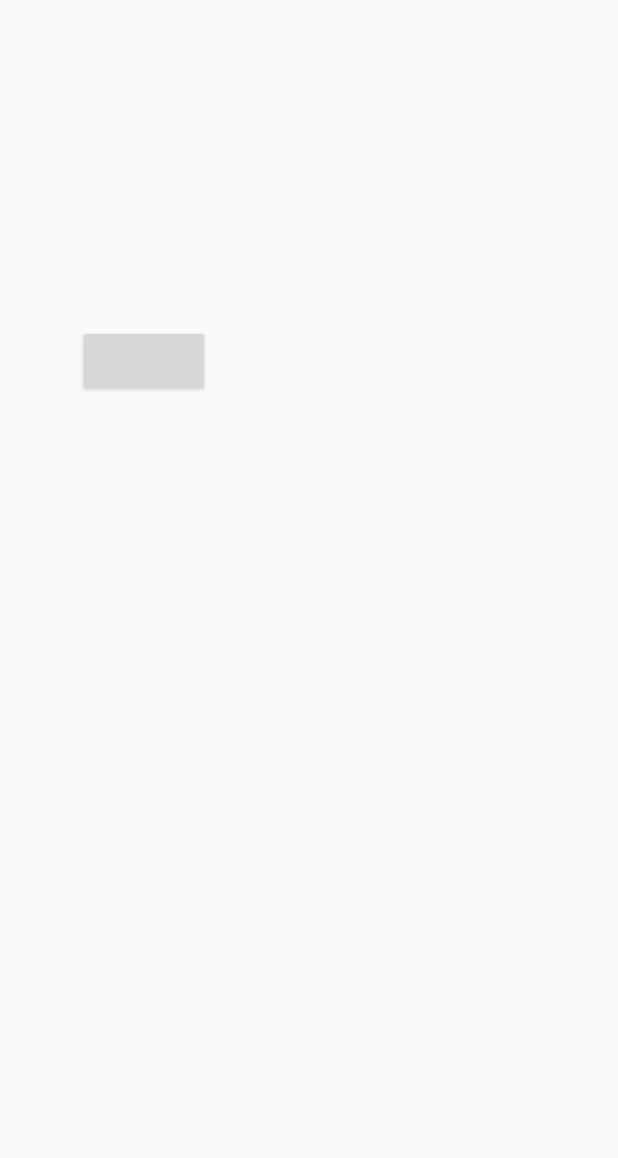
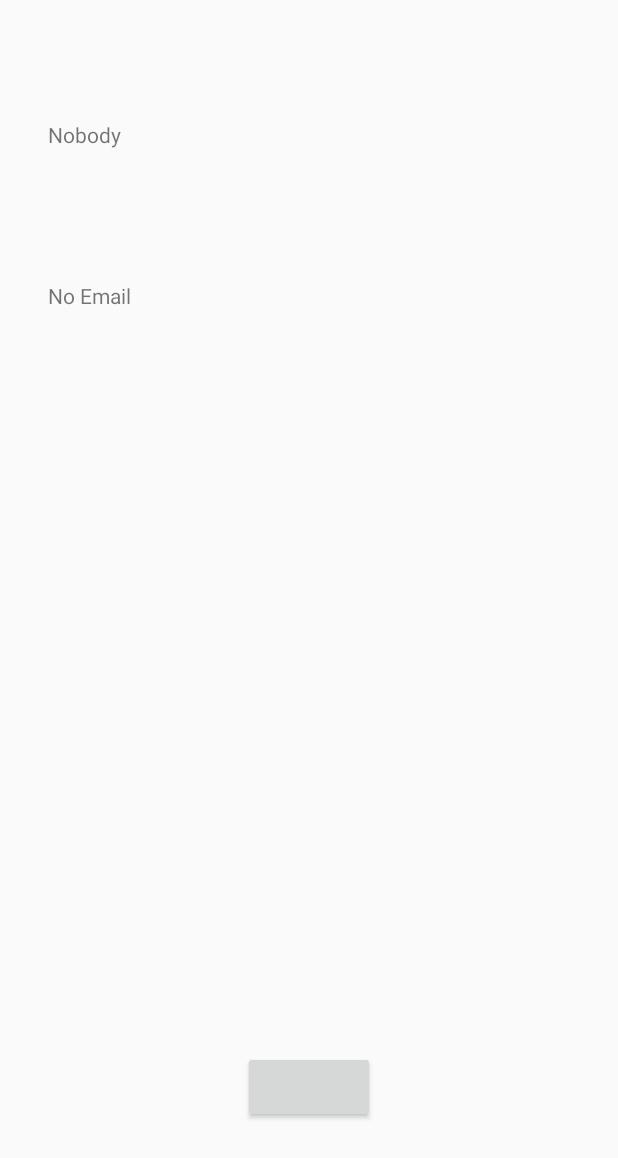
Before and after one commit to kevin-06-huang/FindMyDate, an Android app: the screen it shows after launch (MainActivity), on a phone screen of 412 x 824 dp. Shown: the top 1158 px of the screen. Run offline under Robolectric (Android 15) with nearby library versions, the phone set to English and light mode, and no system bars; our stand-ins replace Firebase (no records; nobody signed in at launch, a user with empty details on screens opened directly); libraries missing offline, so code that uses them is left out: com.facebook, com.facebook.login; plain views replace LoginButton; 5 statements that could not run were skipped.

Commit message:
fixed login

```diff
--- a/app/src/main/java/com/example/findmydate/MainActivity.java
+++ b/app/src/main/java/com/example/findmydate/MainActivity.java
@@ -13,6 +13,7 @@ import com.facebook.FacebookException;
 import com.facebook.login.LoginResult;
 import com.facebook.login.widget.LoginButton;
 import com.facebook.AccessToken;
+import com.facebook.AccessTokenTracker;
 
 import com.google.firebase.FirebaseApp;
 import com.google.firebase.auth.AuthCredential;
@@ -27,31 +28,60 @@ import com.google.android.gms.tasks.Task;
 
 public class MainActivity extends Activity {
 
-    private TextView info;
     private LoginButton loginButton;
     private CallbackManager callbackManager;
     private final String TAG = "MyActivity";
-    private String name;
     private FirebaseAuth auth;
     private FirebaseAuth.AuthStateListener authListener;
+    private TextView mStatusTextView;
+    private TextView mDetailTextView;
+    private AccessTokenTracker accessTokenTracker;
 
     @Override
     protected void onCreate(Bundle savedInstanceState) {
         super.onCreate(savedInstanceState);
+        setContentView(R.layout.activity_main);
 
         FirebaseApp.initializeApp(getApplicationContext());
-        setContentView(R.layout.activity_main);
-        loginButton = (LoginButton)findViewById(R.id.login_button);
         auth = FirebaseAuth.getInstance();
+        authListener = new FirebaseAuth.AuthStateListener() {
+
+
+            @Override
+            public void onAuthStateChanged(@NonNull FirebaseAuth firebaseAuth) {
+
+                FirebaseUser user = firebaseAuth.getCurrentUser();
+        //        Log.d(TAG, "onAuthStateChanged:event:" + user.getUid());
+                if (user != null) {
+                    Log.d(TAG, "onAuthStateChanged:signed_in:" + user.getUid());
+                    updateUI(user);
+                } else {
+                    Log.d(TAG, "onAuthStateChanged:signed_out");
+                    updateUI(user);
+                }
+
+
+            }
+        };
+
+        mStatusTextView = (TextView) findViewById(R.id.status);
+        mDetailTextView = (TextView) findViewById(R.id.detail);
+
+        //  FacebookSdk.sdkInitialize(getApplicationContext());
         callbackManager = CallbackManager.Factory.create();
+        loginButton = (LoginButton) findViewById(R.id.login_button);
+        loginButton.setReadPermissions("email", "public_profile");
 
-        loginButton.setReadPermissions("email", "public_profile");
+
         loginButton.registerCallback(callbackManager, new FacebookCallback<LoginResult>() {
             @Override
             public void onSuccess(LoginResult loginResult) {
                 Log.d(TAG, "facebook:onSuccess:" + loginResult);
+                FirebaseUser currentUser = auth.getCurrentUser();
+                updateUI(currentUser);
                 handleFacebookAccessToken(loginResult.getAccessToken());
             }
+
             @Override
             public void onCancel() {
             }
@@ -60,30 +90,28 @@ public class MainActivity extends Activity {
             public void onError(FacebookException e) {
             }
         });
-        authListener = new FirebaseAuth.AuthStateListener(){
+
+        accessTokenTracker = new AccessTokenTracker() {
+            @Override
+            protected void onCurrentAccessTokenChanged(AccessToken oldAccessToken,
+                                                       AccessToken currentAccessToken) {
+                if (currentAccessToken == null) {
+                    Log.d("logout", "logged out");
+                    FirebaseAuth.getInstance().signOut();
+                }
+            }
+        };
+    }
+    @Override
+    protected void onStart() {
+        super.onStart();
+        FirebaseUser currentUser = auth.getCurrentUser();
+        if(currentUser != null)
+           updateUI(currentUser);
+        auth.addAuthStateListener(authListener);
+    }
 
 
-            @Override
-            public void onAuthStateChanged(@NonNull FirebaseAuth firebaseAuth) {
-
-                FirebaseUser user = firebaseAuth.getCurrentUser();
-
-                if (user!=null){
-                    Log.d(TAG, "onAuthStateChanged:signed_in:" + user.getUid());
-                }else {
-                    Log.d(TAG, "onAuthStateChanged:signed_out");
-                }
-
-
-            }
-        };
-
-    }
-    @Override
-    public void onStart() {
-        super.onStart();
-        FirebaseUser currentUser = auth.getCurrentUser();
-    }
     @Override
     protected void onActivityResult(int requestCode, int resultCode, Intent data) {
         super.onActivityResult(requestCode, resultCode, data);
@@ -99,6 +127,8 @@ public class MainActivity extends Activity {
                     public void onComplete(@NonNull Task<AuthResult> task) {
                         if (task.isSuccessful()) {
                             Log.d(TAG, "signInWithCredential:success");
+                            FirebaseUser user = auth.getCurrentUser();
+                            updateUI(user);
                         } else {
                             Log.w(TAG, "signInWithCredential:failure", task.getException());
                         }
@@ -106,4 +136,24 @@ public class MainActivity extends Activity {
                     }
                 });
     }
+    @Override
+    public void onDestroy() {
+
+      //  auth.getInstance().signOut();
+        super.onDestroy();
+
+    }
+    private void updateUI(FirebaseUser user) {
+      //  hideProgressDialog();
+      //  Log.d("hihi", user.getDisplayName() );
+        if (user != null) {
+            mStatusTextView.setText(user.getDisplayName());
+            mDetailTextView.setText(user.getEmail());
+
+        } else {
+            mStatusTextView.setText("Nobody");
+            mDetailTextView.setText("No Email");
+
+        }
+    }
 }
--- a/app/src/main/res/layout/activity_main.xml
+++ b/app/src/main/res/layout/activity_main.xml
@@ -7,14 +7,28 @@
     android:layout_height="match_parent"
     tools:context="com.example.findmydate.MainActivity">
 
+
     <TextView
-        android:id="@+id/info"
+        android:id="@+id/status"
         android:layout_width="wrap_content"
         android:layout_height="wrap_content"
+        tools:text="asdgsd"
+        android:layout_marginTop="80dp"
+        android:layout_alignParentTop="true"
+        android:layout_alignLeft="@+id/detail"
+        android:layout_alignStart="@+id/detail" />
+
+    <TextView
+        android:id="@+id/detail"
+        android:layout_width="wrap_content"
+        android:layout_height="wrap_content"
+        tools:text="Firebase User ID: 123456789abc"
+        android:layout_below="@+id/status"
         android:layout_alignParentLeft="true"
-        android:layout_alignParentTop="true"
-        android:textSize="18sp"
-        />
+        android:layout_alignParentStart="true"
+        android:layout_marginLeft="32dp"
+        android:layout_marginStart="32dp"
+        android:layout_marginTop="88dp" />
 
     <com.facebook.login.widget.LoginButton
         android:id="@+id/login_button"
@@ -23,11 +37,8 @@
         android:layout_gravity="center_horizontal"
         tools:layout_editor_absoluteY="212dp"
         tools:layout_editor_absoluteX="102dp"
-        android:layout_below="@+id/info"
-        android:layout_toRightOf="@+id/info"
-        android:layout_toEndOf="@+id/info"
-        android:layout_marginLeft="52dp"
-        android:layout_marginStart="52dp"
-        android:layout_marginTop="192dp" />
+        android:layout_alignParentBottom="true"
+        android:layout_centerHorizontal="true"
+        android:layout_marginBottom="75dp" />
 
 </RelativeLayout>
```
